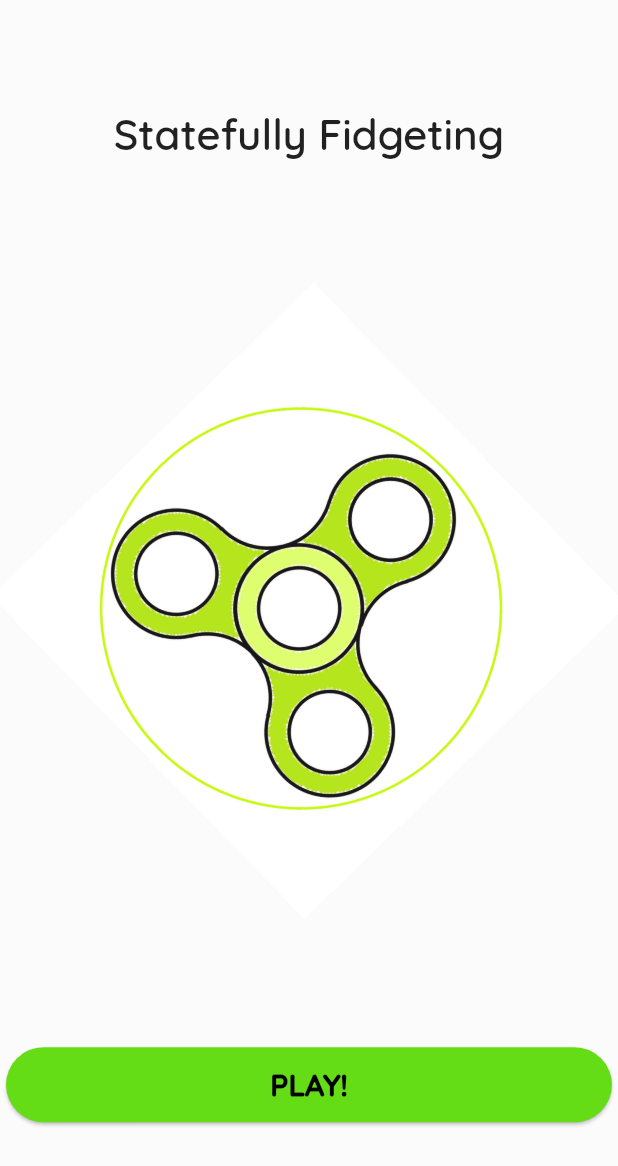
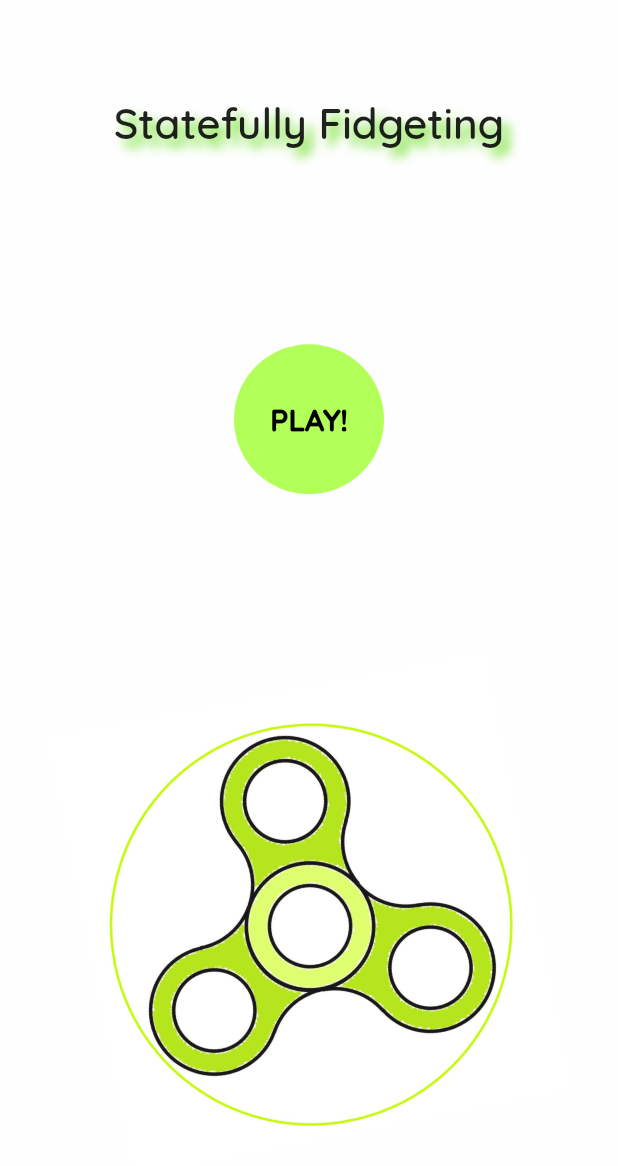
Before and after one commit to reeshaa/Statefully-Fidgeting, a Flutter app: the screen it shows after launch, on a phone screen of 412 x 824 dp. Shown: the top 1166 px of the screen. Run offline on Flutter 3.47's test engine with Material 2 defaults, Android fonts, the light colour scheme and no system bars; our stand-ins replace audioplayers, cloud_firestore, flutter_icons, fluttertoast; missing offline and left inert: dart:ffi, expandable_bottom_bar, extended_navbar_scaffold, slimy_card, vsync_provider; accounts and stored records are empty.

Commit message:
main screen redone

```diff
--- a/lib/components/fidget_spinner.dart
+++ b/lib/components/fidget_spinner.dart
@@ -1,16 +1,52 @@
 import 'package:flutter/material.dart';
+import 'package:flutter/rendering.dart';
+import 'dart:math' as math;
 
 class FidgetSpinner extends StatefulWidget {
   @override
   _FidgetSpinnerState createState() => _FidgetSpinnerState();
 }
 
-class _FidgetSpinnerState extends State<FidgetSpinner> {
+class _FidgetSpinnerState extends State<FidgetSpinner>
+    with SingleTickerProviderStateMixin {
+  AnimationController animController;
+  Animation<double> animation;
+
+  @override
+  void initState() {
+    super.initState();
+    animController = AnimationController(
+      duration: Duration(seconds: 5),
+      vsync: this,
+    );
+
+    final curvedAnimation = CurvedAnimation(
+      parent: animController,
+      curve: Curves.bounceIn,
+      reverseCurve: Curves.elasticOut,
+    );
+
+    animation =
+        Tween<double>(begin: 0, end: 2 * math.pi).animate(curvedAnimation)
+          ..addListener(() {
+            setState(() {});
+          })
+          ..addStatusListener((status) {
+            if (status == AnimationStatus.completed) {
+              animController.reverse();
+            } else if (status == AnimationStatus.dismissed) {
+              animController.forward();
+            }
+          });
+
+    animController.forward();
+  }
+
   @override
   Widget build(BuildContext context) {
     return Container(
       child: Transform.rotate(
-        angle: 0.8,
+        angle: animation.value,
         child: Container(
           alignment: Alignment.center,
           child: Image.asset(
@@ -22,4 +58,10 @@ class _FidgetSpinnerState extends State<FidgetSpinner> {
       ),
     );
   }
+
+  @override
+  void dispose() {
+    animController.dispose();
+    super.dispose();
+  }
 }
--- a/lib/main.dart
+++ b/lib/main.dart
@@ -92,7 +92,7 @@ class _LandingPageMainState extends State<LandingPageMain> {
   Widget build(BuildContext context) {
     return Scaffold(
       body: Container(
-        color: Colors.white12,
+        color: Colors.white70,
         // decoration: BoxDecoration(
         //   gradient: LinearGradient(
         //       begin: Alignment.topRight,
@@ -107,17 +107,25 @@ class _LandingPageMainState extends State<LandingPageMain> {
               "Statefully Fidgeting",
               textAlign: TextAlign.left,
               style: TextStyle(
+                shadows: [
+                  Shadow(
+                    blurRadius: 8.0,
+                    color: Colors.lightGreenAccent[700],
+                    offset: Offset(5.0, 5.0),
+                  ),
+                ],
                 fontSize: 28,
                 fontWeight: FontWeight.w600,
                 fontFamily: 'Quicksand',
               ),
             ),
-            FidgetSpinner(),
-            Card(
-              shape: RoundedRectangleBorder(
+            CircleAvatar(
+              radius: 50,
+              backgroundColor: Colors.lightGreenAccent,
+              /*shape: RoundedRectangleBorder(
                 borderRadius: BorderRadius.circular(40.0),
-              ),
-              color: Colors.lightGreenAccent[700],
+              ),*/
+              //backgroundcolor: Colors.lightGreenAccent[700],
               child: InkWell(
                 highlightColor: Colors.green,
                 splashColor: Colors.blue,
@@ -147,7 +155,8 @@ class _LandingPageMainState extends State<LandingPageMain> {
                   ),
                 ),
               ),
-            )
+            ),
+            FidgetSpinner(),
           ],
         ),
       ),
--- a/pubspec.yaml
+++ b/pubspec.yaml
@@ -36,6 +36,7 @@ dependencies:
   fluttertoast: ^4.0.1
   audioplayers: ^0.13.2
   flutter_icons: ^1.1.0
+  flutter_shine: ^0.0.5
 
 dev_dependencies:
   flutter_test:
```
Also changed, not shown: pubspec.lock.
